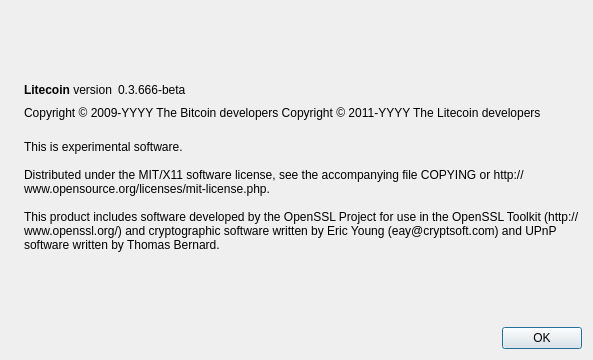
Above: src/qt/forms/aboutdialog.ui from genavarov/lama before the change. Below: the same form after it.
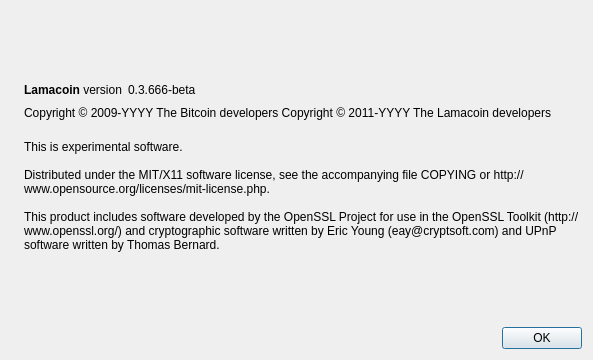
That is the form after the change. Icons and pictures are not drawn.

Patch:
```diff
--- a/src/qt/forms/aboutdialog.ui
+++ b/src/qt/forms/aboutdialog.ui
@@ -50,7 +50,7 @@
           <cursorShape>IBeamCursor</cursorShape>
          </property>
          <property name="text">
-          <string>&lt;b&gt;Litecoin&lt;/b&gt; version</string>
+          <string>&lt;b&gt;Lamacoin&lt;/b&gt; version</string>
          </property>
          <property name="textInteractionFlags">
           <set>Qt::LinksAccessibleByMouse|Qt::TextSelectableByKeyboard|Qt::TextSelectableByMouse</set>
@@ -92,7 +92,7 @@
        </property>
        <property name="text">
         <string notr="true">Copyright &amp;copy; 2009-YYYY The Bitcoin developers
-Copyright &amp;copy; 2011-YYYY The Litecoin developers</string>
+Copyright &amp;copy; 2011-YYYY The Lamacoin developers</string>
        </property>
        <property name="textFormat">
         <enum>Qt::RichText</enum>
```
Left out of the diff: 2 changed lines with no effect on the pictures.
